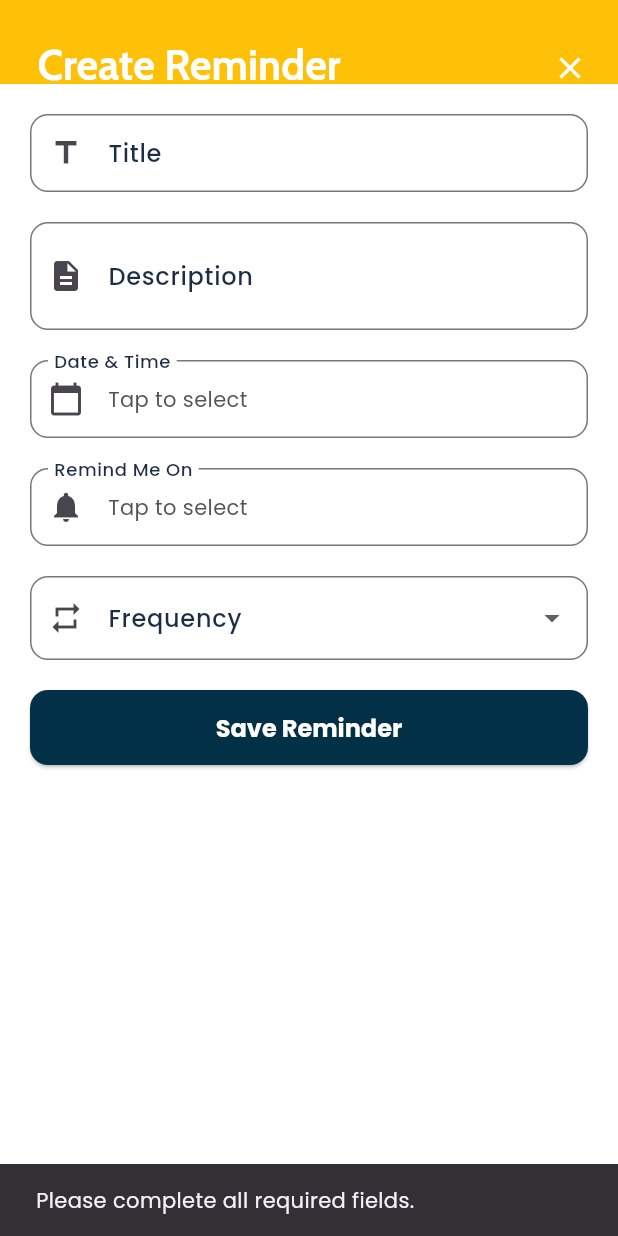
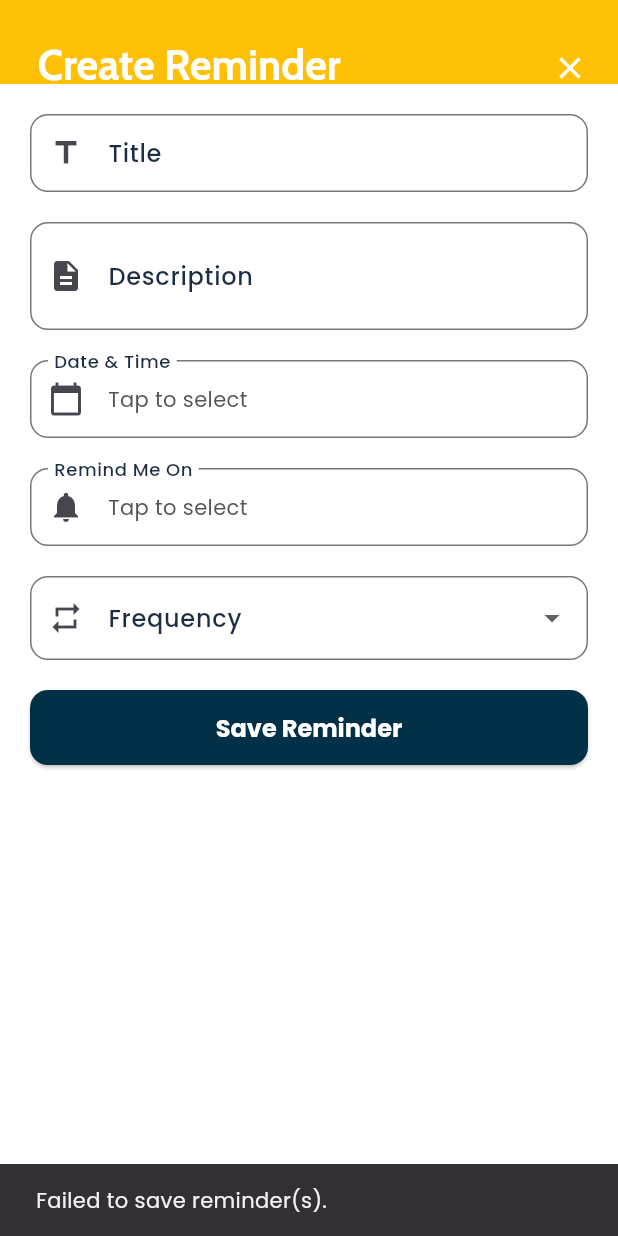
Before and after one commit to alexchengalan/scheduler-app, a Flutter app: the CreateReminderPage screen opened by its route, after a tap on "Save Reminder", on a phone screen of 412 x 824 dp. Run offline on Flutter 3.47's test engine with Material 3 defaults, Android fonts, the phone set to English and light mode, and no system bars; drawn by our look-alikes of overlay_support; our stand-ins replace equatable, flutter_local_notifications, google_fonts, hive, hive_flutter, hooks_riverpod and 2 more; accounts and stored records are empty.

Commit message:
integrated notification reminder

```diff
--- a/lib/features/reminders/presentation/notifier/reminder_form_notifier.dart
+++ b/lib/features/reminders/presentation/notifier/reminder_form_notifier.dart
@@ -1,21 +1,20 @@
 import 'package:hooks_riverpod/hooks_riverpod.dart';
 import 'package:scheduler/features/reminders/domain/entities/reminder_entity.dart';
 import 'package:scheduler/features/reminders/presentation/notifier/reminder_form_state.dart';
+import 'package:scheduler/features/reminders/presentation/notifier/reminder_notifier.dart';
 
 class ReminderFormNotifier extends StateNotifier<ReminderFormState> {
-  ReminderFormNotifier() : super(const ReminderFormState());
+  final ReminderNotifier notifier;
+
+  ReminderFormNotifier(this.notifier) : super(const ReminderFormState());
 
   void setTitle(String title) => state = state.copyWith(title: title);
-
   void setDescription(String description) =>
       state = state.copyWith(description: description);
-
   void setDateTime(DateTime dateTime) =>
       state = state.copyWith(dateTime: dateTime);
-
   void setRemindAt(DateTime remindAt) =>
-      state = state.copyWith(remindAt: remindAt); // ✅ New method
-
+      state = state.copyWith(remindAt: remindAt);
   void setFrequency(String freqStr) {
     final frequency = ReminderFrequency.values.firstWhere(
       (f) => f.name.toLowerCase() == freqStr.toLowerCase(),
@@ -29,6 +28,36 @@ class ReminderFormNotifier extends StateNotifier<ReminderFormState> {
   }
 
   void reset() {
-    state = ReminderFormState();
+    state = const ReminderFormState();
+  }
+
+  ReminderEntity buildReminder() {
+    return ReminderEntity(
+      id: DateTime.now().millisecondsSinceEpoch.toString(),
+      title: state.title.trim(),
+      description: state.description.trim(),
+      dateTime: state.dateTime!,
+      remindAt: state.remindAt,
+      frequency: state.frequency,
+    );
+  }
+
+  Future<bool> submit() async {
+    if (!isValid()) return false;
+
+    final reminder = buildReminder();
+    final success = await notifier.addReminder(reminder);
+
+    if (success && state.remindAt != null) {
+      await notifier.scheduleNotification(
+        id: reminder.id.hashCode,
+        title: reminder.title,
+        body: reminder.description ?? '',
+        scheduledTime: state.remindAt!,
+        frequency: state.frequency,
+      );
+    }
+
+    return success;
   }
 }
--- a/lib/features/reminders/presentation/pages/create_reminder_page.dart
+++ b/lib/features/reminders/presentation/pages/create_reminder_page.dart
@@ -2,9 +2,7 @@ import 'package:flutter/material.dart';
 import 'package:hooks_riverpod/hooks_riverpod.dart';
 import 'package:scheduler/core/widgets/date_time_picker_field.dart';
 import 'package:scheduler/core/widgets/page_header_bar.dart';
-import 'package:scheduler/features/reminders/domain/entities/reminder_entity.dart';
 import 'package:scheduler/features/reminders/presentation/providers/reminder_form_provider.dart';
-import 'package:scheduler/features/reminders/presentation/providers/reminder_provider.dart';
 
 class CreateReminderPage extends ConsumerWidget {
   const CreateReminderPage({super.key});
@@ -49,7 +47,7 @@ class CreateReminderPage extends ConsumerWidget {
                     ),
                     onChanged: (val) => _onDescriptionChanged(ref, val),
                     minLines: 2,
-                    maxLines: null, // Allows growing with content
+                    maxLines: null,
                     keyboardType: TextInputType.multiline,
                   ),
                   spacing,
@@ -74,7 +72,7 @@ class CreateReminderPage extends ConsumerWidget {
                   ),
                   spacing,
                   DropdownButtonFormField<String>(
-                    value: state.frequency?.name,
+                    value: state.frequency?.name.toLowerCase(),
                     decoration: InputDecoration(
                       labelText: "Frequency",
                       prefixIcon: const Icon(Icons.repeat),
@@ -97,7 +95,6 @@ class CreateReminderPage extends ConsumerWidget {
                   spacing,
                   ElevatedButton.icon(
                     onPressed: () => _onSavePressed(context, ref),
-                    // icon: const Icon(Icons.save),
                     label: const Text("Save Reminder"),
                     style: ElevatedButton.styleFrom(
                       minimumSize: const Size.fromHeight(50),
@@ -136,34 +133,18 @@ class CreateReminderPage extends ConsumerWidget {
 
   Future<void> _onSavePressed(BuildContext context, WidgetRef ref) async {
     final notifier = ref.read(reminderFormProvider.notifier);
-    final state = ref.read(reminderFormProvider);
 
-    if (notifier.isValid()) {
-      final reminder = ReminderEntity(
-        id: DateTime.now().millisecondsSinceEpoch.toString(),
-        title: state.title.trim(),
-        description: state.description.trim(),
-        dateTime: state.dateTime!,
-        remindAt: state.remindAt,
-        frequency: state.frequency,
-      );
+    final success = await notifier.submit();
 
-      final reminderNotifier = ref.read(reminderNotifierProvider.notifier);
-      final success = await reminderNotifier.addReminder(reminder);
-
-      if (context.mounted) {
-        if (success) {
-          Navigator.pop(context);
-        } else {
-          ScaffoldMessenger.of(context).showSnackBar(
-            const SnackBar(content: Text("Failed to save reminder.")),
-          );
-        }
+    if (context.mounted) {
+      if (success) {
+        notifier.reset();
+        Navigator.pop(context);
+      } else {
+        ScaffoldMessenger.of(context).showSnackBar(
+          const SnackBar(content: Text("Failed to save reminder(s).")),
+        );
       }
-    } else if (context.mounted) {
-      ScaffoldMessenger.of(context).showSnackBar(
-        const SnackBar(content: Text("Please complete all required fields.")),
-      );
     }
   }
 }
--- a/lib/features/reminders/presentation/providers/reminder_form_provider.dart
+++ b/lib/features/reminders/presentation/providers/reminder_form_provider.dart
@@ -1,8 +1,10 @@
 import 'package:hooks_riverpod/hooks_riverpod.dart';
 import 'package:scheduler/features/reminders/presentation/notifier/reminder_form_notifier.dart';
 import 'package:scheduler/features/reminders/presentation/notifier/reminder_form_state.dart';
+import 'package:scheduler/features/reminders/presentation/providers/reminder_provider.dart';
 
 final reminderFormProvider =
-    StateNotifierProvider<ReminderFormNotifier, ReminderFormState>(
-      (ref) => ReminderFormNotifier(),
-    );
+    StateNotifierProvider<ReminderFormNotifier, ReminderFormState>((ref) {
+      final reminderNotifier = ref.read(reminderNotifierProvider.notifier);
+      return ReminderFormNotifier(reminderNotifier);
+    });
--- a/lib/features/reminders/presentation/providers/reminder_provider.dart
+++ b/lib/features/reminders/presentation/providers/reminder_provider.dart
@@ -1,11 +1,16 @@
 import 'package:hive/hive.dart';
 import 'package:hooks_riverpod/hooks_riverpod.dart';
+import 'package:scheduler/core/services/notification_service.dart';
 import 'package:scheduler/features/reminders/data/datasources/local_datasource.dart';
 import 'package:scheduler/features/reminders/data/models/reminder_model.dart';
 import 'package:scheduler/features/reminders/data/repositories/reminder_repository_impl.dart';
 import 'package:scheduler/features/reminders/domain/entities/reminder_entity.dart';
 import 'package:scheduler/features/reminders/domain/repositories/reminder_repository.dart';
 import 'package:scheduler/features/reminders/presentation/notifier/reminder_notifier.dart';
+
+final notificationServiceProvider = Provider<NotificationService>((ref) {
+  return NotificationService();
+});
 
 final hiveBoxProvider = Provider<Box<ReminderModel>>(
   (ref) => Hive.box<ReminderModel>('reminders'),
@@ -20,6 +25,8 @@ final reminderRepositoryProvider = Provider<ReminderRepository>(
 );
 
 final reminderNotifierProvider =
-    StateNotifierProvider<ReminderNotifier, List<ReminderEntity>>(
-      (ref) => ReminderNotifier(ref.read(reminderRepositoryProvider)),
-    );
+    StateNotifierProvider<ReminderNotifier, List<ReminderEntity>>((ref) {
+      final repository = ref.read(reminderRepositoryProvider);
+      final notificationService = ref.read(notificationServiceProvider);
+      return ReminderNotifier(repository, notificationService);
+    });
--- a/pubspec.yaml
+++ b/pubspec.yaml
@@ -20,6 +20,9 @@ dependencies:
   hive_flutter: ^1.1.0
   google_fonts: ^6.2.1
   equatable: ^2.0.7
+  timezone: ^0.10.1
+  permission_handler: ^12.0.0+1
+  overlay_support: ^2.1.0
 
 dev_dependencies:
   flutter_test:
```
Also changed, not shown: lib/core/services/notification_permissions.dart (added, +30 -0 lines), lib/core/services/notification_service.dart (added, +119 -0 lines), lib/features/reminders/presentation/notifier/reminder_notifier.dart (+24 -1 lines), lib/features/reminders/presentation/pages/home_page.dart (+60 -1 lines), lib/features/reminders/presentation/widgets/reminder_detail_modal.dart (+21 -0 lines), lib/main.dart (+6 -3 lines), pubspec.lock, 7 other files.
